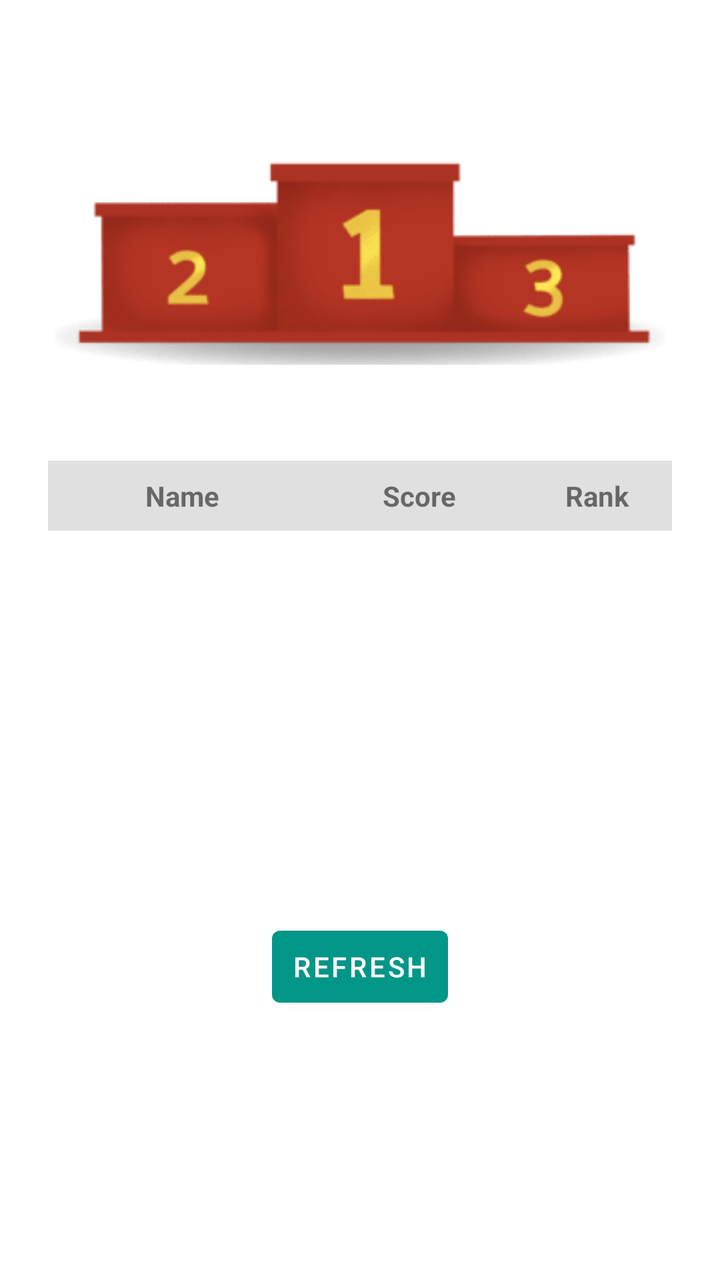
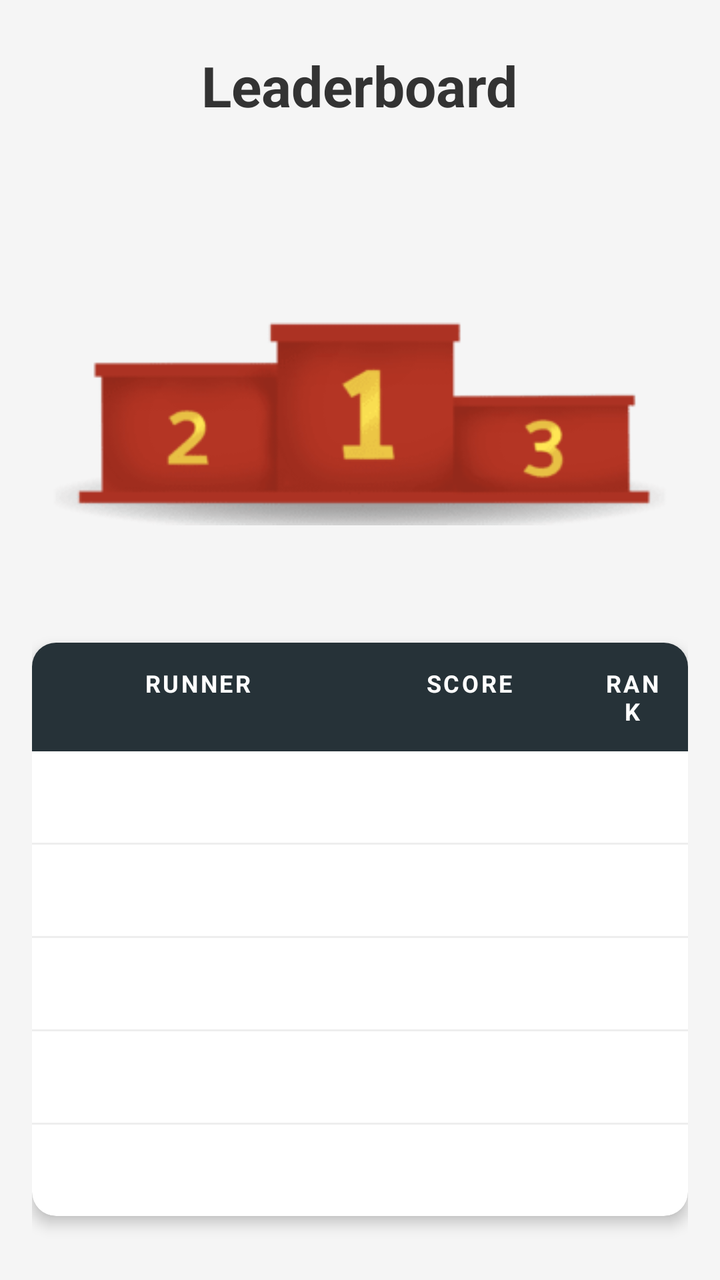

Compare the two renders of this Android layout. The source of the first and the diff that turns it into the second are given below.
<!-- AndroidManifest.xml: application theme Theme.KeepPace -->
<!-- res/layout/fragment_leaderboard.xml -->
<?xml version="1.0" encoding="utf-8"?>
<LinearLayout xmlns:android="http://schemas.android.com/apk/res/android"
    xmlns:app="http://schemas.android.com/apk/res-auto"
    android:orientation="vertical"
    android:gravity="center_horizontal"
    android:padding="16dp"
    android:layout_width="match_parent"
    android:layout_height="match_parent">

    
    <FrameLayout
        android:id="@+id/podium_frame"
        android:layout_width="match_parent"
        android:layout_height="wrap_content"
        android:layout_marginTop="16dp"
        android:layout_marginBottom="16dp">

        
        <ImageView
            android:id="@+id/podium_image"
            android:layout_width="match_parent"
            android:layout_height="wrap_content"
            android:adjustViewBounds="true"
            android:scaleType="fitCenter"
            android:src="@drawable/podium" />

        
        <androidx.constraintlayout.widget.ConstraintLayout
            android:layout_width="match_parent"
            android:layout_height="wrap_content">

            
            <TextView
                android:id="@+id/txt_first"
                android:layout_width="wrap_content"
                android:layout_height="wrap_content"
                android:textColor="#000000"
                android:textSize="16sp"
                android:textStyle="bold"
                android:maxLines="1"
                android:ellipsize="end"
                android:maxWidth="140dp"
                app:layout_constraintBottom_toBottomOf="parent"
                android:layout_marginBottom="56dp"
                app:layout_constraintStart_toStartOf="parent"
                app:layout_constraintEnd_toEndOf="parent"
                app:layout_constraintHorizontal_bias="0.5" />

            
            <TextView
                android:id="@+id/txt_second"
                android:layout_width="wrap_content"
                android:layout_height="wrap_content"
                android:textColor="#000000"
                android:textSize="14sp"
                android:textStyle="bold"
                android:maxLines="1"
                android:ellipsize="end"
                android:maxWidth="90dp"
                app:layout_constraintBottom_toBottomOf="parent"
                android:layout_marginBottom="20dp"
                app:layout_constraintStart_toStartOf="parent"
                android:layout_marginStart="32dp" />

            
            <TextView
                android:id="@+id/txt_third"
                android:layout_width="wrap_content"
                android:layout_height="wrap_content"
                android:textColor="#000000"
                android:textSize="14sp"
                android:textStyle="bold"
                android:maxLines="1"
                android:ellipsize="end"
                android:maxWidth="90dp"
                app:layout_constraintBottom_toBottomOf="parent"
                android:layout_marginBottom="0dp"
                app:layout_constraintEnd_toEndOf="parent"
                android:layout_marginEnd="20dp" />

        </androidx.constraintlayout.widget.ConstraintLayout>

    </FrameLayout>


    
    <TableLayout
        android:id="@+id/leaderboard_table"
        android:layout_width="match_parent"
        android:layout_height="wrap_content"
        android:layout_marginTop="24dp"
        android:stretchColumns="0,1"
        android:shrinkColumns="2"
        android:padding="8dp">

        
        <TableRow
            android:background="#E0E0E0"
            android:padding="8dp">

            <TextView
                android:text="Name"
                android:textStyle="bold"
                android:layout_weight="1"
                android:layout_width="0dp"
                android:layout_height="wrap_content"
                android:gravity="center" />

            <TextView
                android:text="Score"
                android:textStyle="bold"
                android:layout_weight="1"
                android:layout_width="0dp"
                android:layout_height="wrap_content"
                android:gravity="center" />

            <TextView
                android:text="Rank"
                android:textStyle="bold"
                android:layout_weight="0.5"
                android:layout_width="0dp"
                android:layout_height="wrap_content"
                android:gravity="center" />
        </TableRow>

        
        <TableRow android:padding="6dp">
            <TextView android:id="@+id/name1"
                android:layout_weight="1"
                android:layout_width="0dp"
                android:layout_height="wrap_content"
                android:gravity="center"/>
            <TextView android:id="@+id/score1"
                android:layout_weight="1"
                android:layout_width="0dp"
                android:layout_height="wrap_content"
                android:gravity="center"/>
            <TextView android:id="@+id/rank1"
                android:layout_weight="0.5"
                android:layout_width="0dp"
                android:layout_height="wrap_content"
                android:gravity="center"/>
        </TableRow>

        <TableRow android:padding="6dp">
            <TextView android:id="@+id/name2"
                android:layout_weight="1"
                android:layout_width="0dp"
                android:layout_height="wrap_content"
                android:gravity="center"/>
            <TextView android:id="@+id/score2"
                android:layout_weight="1"
                android:layout_width="0dp"
                android:layout_height="wrap_content"
                android:gravity="center"/>
            <TextView android:id="@+id/rank2"
                android:layout_weight="0.5"
                android:layout_width="0dp"
                android:layout_height="wrap_content"
                android:gravity="center"/>
        </TableRow>

        <TableRow android:padding="6dp">
            <TextView android:id="@+id/name3"
                android:layout_weight="1"
                android:layout_width="0dp"
                android:layout_height="wrap_content"
                android:gravity="center"/>
            <TextView android:id="@+id/score3"
                android:layout_weight="1"
                android:layout_width="0dp"
                android:layout_height="wrap_content"
                android:gravity="center"/>
            <TextView android:id="@+id/rank3"
                android:layout_weight="0.5"
                android:layout_width="0dp"
                android:layout_height="wrap_content"
                android:gravity="center"/>
        </TableRow>

        <TableRow android:padding="6dp">
            <TextView android:id="@+id/name4"
                android:layout_weight="1"
                android:layout_width="0dp"
                android:layout_height="wrap_content"
                android:gravity="center"/>
            <TextView android:id="@+id/score4"
                android:layout_weight="1"
                android:layout_width="0dp"
                android:layout_height="wrap_content"
                android:gravity="center"/>
            <TextView android:id="@+id/rank4"
                android:layout_weight="0.5"
                android:layout_width="0dp"
                android:layout_height="wrap_content"
                android:gravity="center"/>
        </TableRow>

        <TableRow android:padding="6dp">
            <TextView android:id="@+id/name5"
                android:layout_weight="1"
                android:layout_width="0dp"
                android:layout_height="wrap_content"
                android:gravity="center"/>
            <TextView android:id="@+id/score5"
                android:layout_weight="1"
                android:layout_width="0dp"
                android:layout_height="wrap_content"
                android:gravity="center"/>
            <TextView android:id="@+id/rank5"
                android:layout_weight="0.5"
                android:layout_width="0dp"
                android:layout_height="wrap_content"
                android:gravity="center"/>
        </TableRow>

        <TableRow android:padding="6dp">
            <TextView android:id="@+id/name6"
                android:layout_weight="1"
                android:layout_width="0dp"
                android:layout_height="wrap_content"
                android:gravity="center"/>
            <TextView android:id="@+id/score6"
                android:layout_weight="1"
                android:layout_width="0dp"
                android:layout_height="wrap_content"
                android:gravity="center"/>
            <TextView android:id="@+id/rank6"
                android:layout_weight="0.5"
                android:layout_width="0dp"
                android:layout_height="wrap_content"
                android:gravity="center"/>
        </TableRow>
    </TableLayout>

    <Button
        android:id="@+id/buttonRefreshLeaderboard"
        android:layout_width="wrap_content"
        android:layout_height="wrap_content"
        android:text="Refresh"
        android:padding="8dp"
        android:layout_marginBottom="12dp"/>


</LinearLayout>
<!-- resources referenced by this layout -->
<resources>
  <!-- drawable podium: png bitmap (drawable, 13207 bytes) -->
  <style name="Theme.KeepPace" parent="Theme.MaterialComponents.DayNight.NoActionBar">
          
          <item name="colorPrimary">@color/keep_pace_teal</item>
          <item name="colorPrimaryVariant">@color/black</item>
          <item name="android:statusBarColor">@color/keep_pace_teal</item>
          <item name="android:windowLightStatusBar">true</item>
      </style>
  <color name="keep_pace_teal">#009688</color>
  <color name="black">#FF000000</color>
</resources>

<!-- the commit's change to res/layout/fragment_leaderboard.xml (unified diff, before → after) -->
@@ -1,245 +1,210 @@
 <?xml version="1.0" encoding="utf-8"?>
-<LinearLayout xmlns:android="http://schemas.android.com/apk/res/android"
+<androidx.core.widget.NestedScrollView
+    xmlns:android="http://schemas.android.com/apk/res/android"
     xmlns:app="http://schemas.android.com/apk/res-auto"
-    android:orientation="vertical"
-    android:gravity="center_horizontal"
-    android:padding="16dp"
     android:layout_width="match_parent"
-    android:layout_height="match_parent">
-
-    
-    <FrameLayout
-        android:id="@+id/podium_frame"
+    android:layout_height="match_parent"
+    android:background="#F5F5F5"
+    android:fillViewport="true">
+
+    <LinearLayout
         android:layout_width="match_parent"
         android:layout_height="wrap_content"
-        android:layout_marginTop="16dp"
-        android:layout_marginBottom="16dp">
-
-        
-        <ImageView
-            android:id="@+id/podium_image"
+        android:orientation="vertical"
+        android:padding="16dp"
+        android:gravity="center_horizontal">
+
+        
+        <TextView
+            android:layout_width="wrap_content"
+            android:layout_height="wrap_content"
+            android:text="Leaderboard"
+            android:textSize="28sp"
+            android:textStyle="bold"
+            android:textColor="#333333"
+            android:layout_marginTop="8dp"
+            android:layout_marginBottom="16dp"/>
+
+        
+        <FrameLayout
+            android:id="@+id/podium_frame"
             android:layout_width="match_parent"
             android:layout_height="wrap_content"
-            android:adjustViewBounds="true"
-            android:scaleType="fitCenter"
-            android:src="@drawable/podium" />
-
-        
-        <androidx.constraintlayout.widget.ConstraintLayout
+            android:layout_marginBottom="24dp">
+
+            
+            <ImageView
+                android:id="@+id/podium_image"
+                android:layout_width="match_parent"
+                android:layout_height="220dp"
+                android:adjustViewBounds="true"
+                android:scaleType="fitCenter"
+                android:src="@drawable/podium" />
+
+            
+            
+            <androidx.constraintlayout.widget.ConstraintLayout
+                android:layout_width="match_parent"
+                android:layout_height="match_parent"
+                android:elevation="10dp">
+
+                
+                <TextView
+                    android:id="@+id/txt_first"
+                    android:layout_width="wrap_content"
+                    android:layout_height="wrap_content"
+                    android:textColor="#D4AF37"
+                    android:textSize="16sp"
+                    android:textStyle="bold"
+                    android:shadowColor="#000000"
+                    android:shadowDx="1"
+                    android:shadowDy="1"
+                    android:shadowRadius="2"
+                    android:maxLines="1"
+                    android:ellipsize="end"
+                    android:maxWidth="130dp"
+                    app:layout_constraintBottom_toBottomOf="parent"
+                    android:layout_marginBottom="165dp"
+                    app:layout_constraintStart_toStartOf="parent"
+                    app:layout_constraintEnd_toEndOf="parent" />
+
+                
+                <TextView
+                    android:id="@+id/txt_second"
+                    android:layout_width="wrap_content"
+                    android:layout_height="wrap_content"
+                    android:textColor="#757575"
+                    android:textSize="14sp"
+                    android:textStyle="bold"
+                    android:maxLines="1"
+                    android:ellipsize="end"
+                    android:maxWidth="100dp"
+                    app:layout_constraintBottom_toBottomOf="parent"
+                    android:layout_marginBottom="125dp"
+                    app:layout_constraintStart_toStartOf="parent"
+                    android:layout_marginStart="30dp" />
+
+                
+                <TextView
+                    android:id="@+id/txt_third"
+                    android:layout_width="wrap_content"
+                    android:layout_height="wrap_content"
+                    android:textColor="#CD7F32"
+                    android:textSize="14sp"
+                    android:textStyle="bold"
+                    android:maxLines="1"
+                    android:ellipsize="end"
+                    android:maxWidth="100dp"
+                    app:layout_constraintBottom_toBottomOf="parent"
+                    android:layout_marginBottom="105dp"
+                    app:layout_constraintEnd_toEndOf="parent"
+                    android:layout_marginEnd="30dp" />
+
+            </androidx.constraintlayout.widget.ConstraintLayout>
+        </FrameLayout>
+
+        
+        <androidx.cardview.widget.CardView
             android:layout_width="match_parent"
-            android:layout_height="wrap_content">
-
-            
-            <TextView
-                android:id="@+id/txt_first"
-                android:layout_width="wrap_content"
+            android:layout_height="wrap_content"
+            app:cardCornerRadius="12dp"
+            app:cardElevation="4dp"
+            app:cardBackgroundColor="#FFFFFF"
+            android:layout_marginBottom="24dp">
+
+            <TableLayout
+                android:id="@+id/leaderboard_table"
+                android:layout_width="match_parent"
                 android:layout_height="wrap_content"
-                android:textColor="#000000"
-                android:textSize="16sp"
-                android:textStyle="bold"
-                android:maxLines="1"
-                android:ellipsize="end"
-                android:maxWidth="140dp"
-                app:layout_constraintBottom_toBottomOf="parent"
-                android:layout_marginBottom="56dp"
-                app:layout_constraintStart_toStartOf="parent"
-                app:layout_constraintEnd_toEndOf="parent"
-                app:layout_constraintHorizontal_bias="0.5" />
-
-            
-            <TextView
-                android:id="@+id/txt_second"
-                android:layout_width="wrap_content"
-                android:layout_height="wrap_content"
-                android:textColor="#000000"
-                android:textSize="14sp"
-                android:textStyle="bold"
-                android:maxLines="1"
-                android:ellipsize="end"
-                android:maxWidth="90dp"
-                app:layout_constraintBottom_toBottomOf="parent"
-                android:layout_marginBottom="20dp"
-                app:layout_constraintStart_toStartOf="parent"
-                android:layout_marginStart="32dp" />
-
-            
-            <TextView
-                android:id="@+id/txt_third"
-                android:layout_width="wrap_content"
-                android:layout_height="wrap_content"
-                android:textColor="#000000"
-                android:textSize="14sp"
-                android:textStyle="bold"
-                android:maxLines="1"
-                android:ellipsize="end"
-                android:maxWidth="90dp"
-                app:layout_constraintBottom_toBottomOf="parent"
-                android:layout_marginBottom="0dp"
-                app:layout_constraintEnd_toEndOf="parent"
-                android:layout_marginEnd="20dp" />
-
-        </androidx.constraintlayout.widget.ConstraintLayout>
-
-    </FrameLayout>
-
-
-    
-    <TableLayout
-        android:id="@+id/leaderboard_table"
-        android:layout_width="match_parent"
-        android:layout_height="wrap_content"
-        android:layout_marginTop="24dp"
-        android:stretchColumns="0,1"
-        android:shrinkColumns="2"
-        android:padding="8dp">
-
-        
-        <TableRow
-            android:background="#E0E0E0"
-            android:padding="8dp">
-
-            <TextView
-                android:text="Name"
-                android:textStyle="bold"
-                android:layout_weight="1"
-                android:layout_width="0dp"
-                android:layout_height="wrap_content"
-                android:gravity="center" />
-
-            <TextView
-                android:text="Score"
-                android:textStyle="bold"
-                android:layout_weight="1"
-                android:layout_width="0dp"
-                android:layout_height="wrap_content"
-                android:gravity="center" />
-
-            <TextView
-                android:text="Rank"
-                android:textStyle="bold"
-                android:layout_weight="0.5"
-                android:layout_width="0dp"
-                android:layout_height="wrap_content"
-                android:gravity="center" />
-        </TableRow>
-
-        
-        <TableRow android:padding="6dp">
-            <TextView android:id="@+id/name1"
-                android:layout_weight="1"
-                android:layout_width="0dp"
-                android:layout_height="wrap_content"
-                android:gravity="center"/>
-            <TextView android:id="@+id/score1"
-                android:layout_weight="1"
-                android:layout_width="0dp"
-                android:layout_height="wrap_content"
-                android:gravity="center"/>
-            <TextView android:id="@+id/rank1"
-                android:layout_weight="0.5"
-                android:layout_width="0dp"
-                android:layout_height="wrap_content"
-                android:gravity="center"/>
-        </TableRow>
-
-        <TableRow android:padding="6dp">
-            <TextView android:id="@+id/name2"
-                android:layout_weight="1"
-                android:layout_width="0dp"
-                android:layout_height="wrap_content"
-                android:gravity="center"/>
-            <TextView android:id="@+id/score2"
-                android:layout_weight="1"
-                android:layout_width="0dp"
-                android:layout_height="wrap_content"
-                android:gravity="center"/>
-            <TextView android:id="@+id/rank2"
-                android:layout_weight="0.5"
-                android:layout_width="0dp"
-                android:layout_height="wrap_content"
-                android:gravity="center"/>
-        </TableRow>
-
-        <TableRow android:padding="6dp">
-            <TextView android:id="@+id/name3"
-                android:layout_weight="1"
-                android:layout_width="0dp"
-                android:layout_height="wrap_content"
-                android:gravity="center"/>
-            <TextView android:id="@+id/score3"
-                android:layout_weight="1"
-                android:layout_width="0dp"
-                android:layout_height="wrap_content"
-                android:gravity="center"/>
-            <TextView android:id="@+id/rank3"
-                android:layout_weight="0.5"
-                android:layout_width="0dp"
-                android:layout_height="wrap_content"
-                android:gravity="center"/>
-        </TableRow>
-
-        <TableRow android:padding="6dp">
-            <TextView android:id="@+id/name4"
-                android:layout_weight="1"
-                android:layout_width="0dp"
-                android:layout_height="wrap_content"
-                android:gravity="center"/>
-            <TextView android:id="@+id/score4"
-                android:layout_weight="1"
-                android:layout_width="0dp"
-                android:layout_height="wrap_content"
-                android:gravity="center"/>
-            <TextView android:id="@+id/rank4"
-                android:layout_weight="0.5"
-                android:layout_width="0dp"
-                android:layout_height="wrap_content"
-                android:gravity="center"/>
-        </TableRow>
-
-        <TableRow android:padding="6dp">
-            <TextView android:id="@+id/name5"
-                android:layout_weight="1"
-                android:layout_width="0dp"
-                android:layout_height="wrap_content"
-                android:gravity="center"/>
-            <TextView android:id="@+id/score5"
-                android:layout_weight="1"
-                android:layout_width="0dp"
-                android:layout_height="wrap_content"
-                android:gravity="center"/>
-            <TextView android:id="@+id/rank5"
-                android:layout_weight="0.5"
-                android:layout_width="0dp"
-                android:layout_height="wrap_content"
-                android:gravity="center"/>
-        </TableRow>
-
-        <TableRow android:padding="6dp">
-            <TextView android:id="@+id/name6"
-                android:layout_weight="1"
-                android:layout_width="0dp"
-                android:layout_height="wrap_content"
-                android:gravity="center"/>
-            <TextView android:id="@+id/score6"
-                android:layout_weight="1"
-                android:layout_width="0dp"
-                android:layout_height="wrap_content"
-                android:gravity="center"/>
-            <TextView android:id="@+id/rank6"
-                android:layout_weight="0.5"
-                android:layout_width="0dp"
-                android:layout_height="wrap_content"
-                android:gravity="center"/>
-        </TableRow>
-    </TableLayout>
-
-    <Button
-        android:id="@+id/buttonRefreshLeaderboard"
-        android:layout_width="wrap_content"
-        android:layout_height="wrap_content"
-        android:text="Refresh"
-        android:padding="8dp"
-        android:layout_marginBottom="12dp"/>
-
-
-</LinearLayout>
+                android:stretchColumns="0,1"
+                android:shrinkColumns="2">
+
+                
+                <TableRow
+                    android:background="#263238"
+                    android:padding="12dp">
+
+                    <TextView
+                        android:text="RUNNER"
+                        android:textColor="#FFFFFF"
+                        android:textStyle="bold"
+                        android:textSize="12sp"
+                        android:letterSpacing="0.1"
+                        android:layout_weight="1"
+                        android:gravity="center_horizontal" />
+
+                    <TextView
+                        android:text="SCORE"
+                        android:textColor="#FFFFFF"
+                        android:textStyle="bold"
+                        android:textSize="12sp"
+                        android:letterSpacing="0.1"
+                        android:layout_weight="1"
+                        android:gravity="center_horizontal" />
+
+                    <TextView
+                        android:text="RANK"
+                        android:textColor="#FFFFFF"
+                        android:textStyle="bold"
+                        android:textSize="12sp"
+                        android:letterSpacing="0.1"
+                        android:layout_weight="0.5"
+                        android:gravity="center_horizontal" />
+                </TableRow>
+
+                
+                <TableRow android:padding="12dp">
+                    <TextView android:id="@+id/name1" android:layout_weight="1" android:gravity="center" android:textColor="#333" android:textSize="16sp"/>
+                    <TextView android:id="@+id/score1" android:layout_weight="1" android:gravity="center" android:textColor="#333" android:textSize="16sp" android:textStyle="bold"/>
+                    <TextView android:id="@+id/rank1" android:layout_weight="0.5" android:gravity="center" android:textColor="#666"/>
+                </TableRow>
+                <View android:layout_height="1dp" android:background="#EEEEEE"/>
+
+                
+                <TableRow android:padding="12dp">
+                    <TextView android:id="@+id/name2" android:layout_weight="1" android:gravity="center" android:textColor="#333" android:textSize="16sp"/>
+                    <TextView android:id="@+id/score2" android:layout_weight="1" android:gravity="center" android:textColor="#333" android:textSize="16sp" android:textStyle="bold"/>
+                    <TextView android:id="@+id/rank2" android:layout_weight="0.5" android:gravity="center" android:textColor="#666"/>
+                </TableRow>
+                <View android:layout_height="1dp" android:background="#EEEEEE"/>
+
+                
+                <TableRow android:padding="12dp">
+                    <TextView android:id="@+id/name3" android:layout_weight="1" android:gravity="center" android:textColor="#333" android:textSize="16sp"/>
+                    <TextView android:id="@+id/score3" android:layout_weight="1" android:gravity="center" android:textColor="#333" android:textSize="16sp" android:textStyle="bold"/>
+                    <TextView android:id="@+id/rank3" android:layout_weight="0.5" android:gravity="center" android:textColor="#666"/>
+                </TableRow>
+                <View android:layout_height="1dp" android:background="#EEEEEE"/>
+
+                
+                <TableRow android:padding="12dp">
+                    <TextView android:id="@+id/name4" android:layout_weight="1" android:gravity="center" android:textColor="#333" android:textSize="16sp"/>
+                    <TextView android:id="@+id/score4" android:layout_weight="1" android:gravity="center" android:textColor="#333" android:textSize="16sp" android:textStyle="bold"/>
+                    <TextView android:id="@+id/rank4" android:layout_weight="0.5" android:gravity="center" android:textColor="#666"/>
+                </TableRow>
+                <View android:layout_height="1dp" android:background="#EEEEEE"/>
+
+                
+                <TableRow android:padding="12dp">
+                    <TextView android:id="@+id/name5" android:layout_weight="1" android:gravity="center" android:textColor="#333" android:textSize="16sp"/>
+                    <TextView android:id="@+id/score5" android:layout_weight="1" android:gravity="center" android:textColor="#333" android:textSize="16sp" android:textStyle="bold"/>
+                    <TextView android:id="@+id/rank5" android:layout_weight="0.5" android:gravity="center" android:textColor="#666"/>
+                </TableRow>
+            </TableLayout>
+        </androidx.cardview.widget.CardView>
+
+        
+        <Button
+            android:id="@+id/buttonRefreshLeaderboard"
+            android:layout_width="match_parent"
+            android:layout_height="wrap_content"
+            android:text="Refresh Leaderboard"
+            android:backgroundTint="#009688"
+            android:textColor="#FFFFFF"
+            android:textStyle="bold"
+            app:cornerRadius="20dp"
+            android:layout_marginTop="8dp"/>
+
+    </LinearLayout>
+
+</androidx.core.widget.NestedScrollView>
